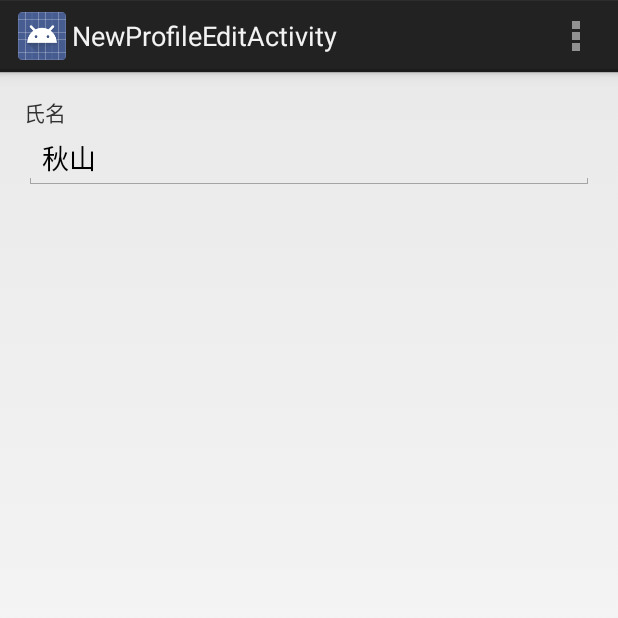
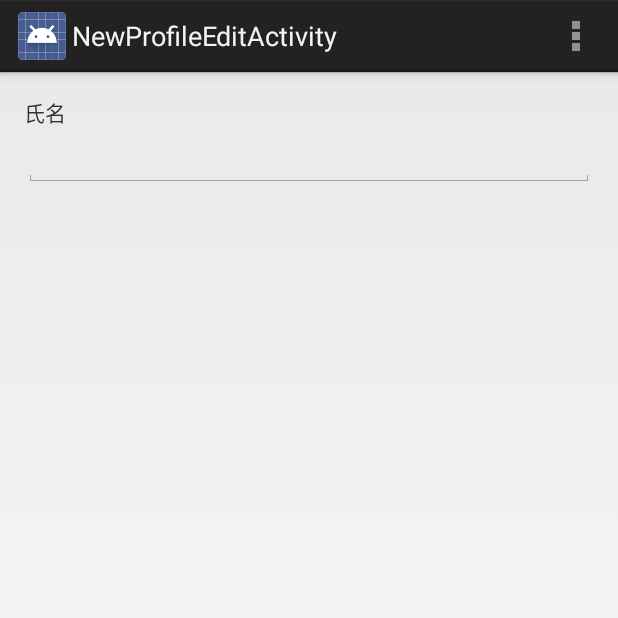
Before and after one commit to tbtyuk/BikeCommunity, an Android app: the NewProfileEditActivity screen opened directly, with no data from a screen before it, on a phone screen of 412 x 824 dp, the top half of it. Run offline under Robolectric (Android 15) with nearby library versions, the phone set to English and light mode, and no system bars.

Commit message:
あまり意味のない変更

```diff
--- a/app/src/main/res/layout/activity_new_profile_edit.xml
+++ b/app/src/main/res/layout/activity_new_profile_edit.xml
@@ -21,6 +21,6 @@
         android:id="@+id/editText2"
         android:inputType="text"
         android:layout_below="@+id/textView2"
-        android:text="秋山"></EditText>
+        ></EditText>
 
 </RelativeLayout>
```
